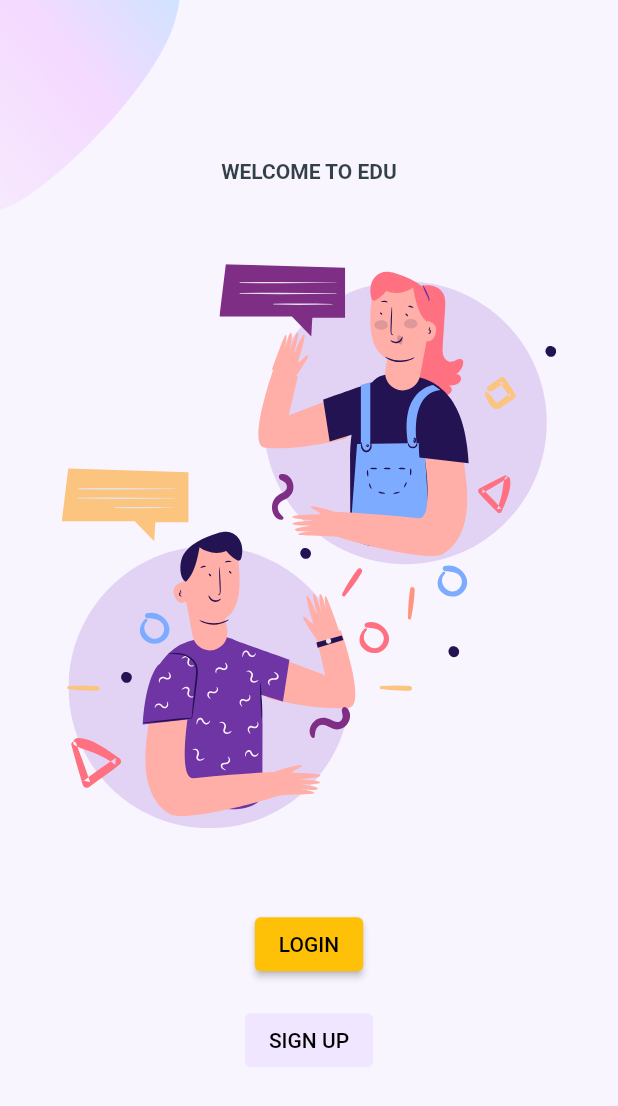
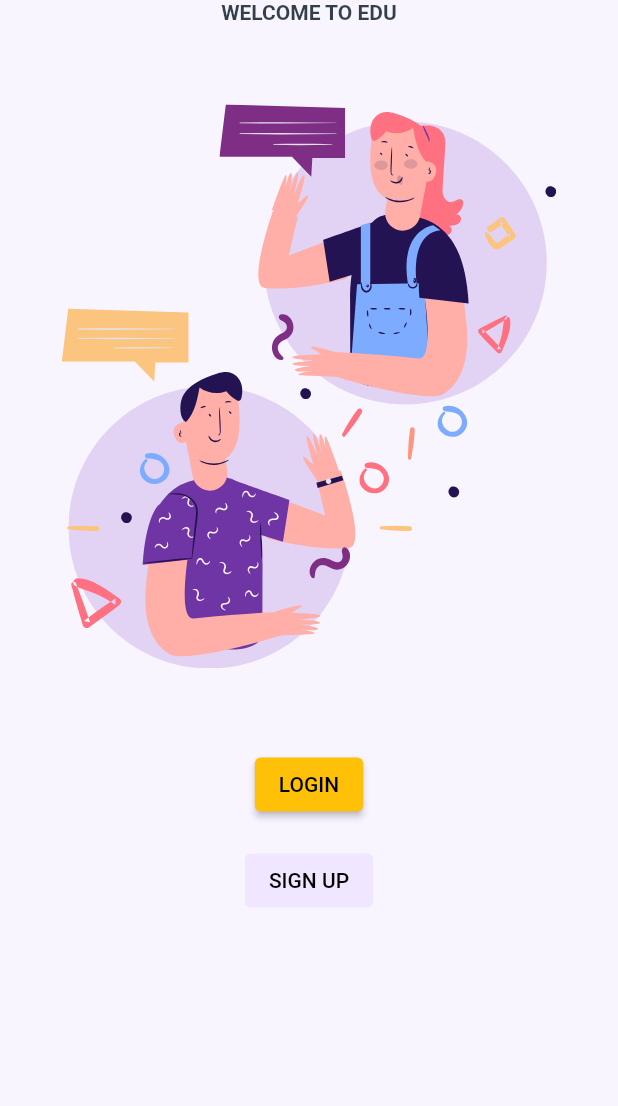
Before and after one commit to asteadhh/DerechoInteligente, a Flutter app: the screen it shows after launch, on a phone screen of 412 x 824 dp. Shown: the top 1106 px of the screen. Run offline on Flutter 3.47's test engine with Material 2 defaults, Android fonts, the phone set to English and light mode, and no system bars; our stand-ins replace data_table_2, firebase_analytics, firebase_core, firebase_crashlytics, firebase_messaging, fl_chart and 4 more; accounts and stored records are empty; Roboto replaces fonts that are missing (OpenSans); project files that could hold a hidden picture were left out.

Commit message:
runner macos

```diff
--- a/lib/screens/Welcome/welcome_screen.dart
+++ b/lib/screens/Welcome/welcome_screen.dart
@@ -12,10 +12,18 @@ class WelcomeScreen extends StatelessWidget {
   @override
   Widget build(BuildContext context) {
     return Background(
-      child: SingleChildScrollView(
       child: SafeArea(
         child: Responsive(
-            desktop: Row(
+          desktop: Column(
+            children: [
+              Padding(
+                padding: const EdgeInsets.symmetric(
+                  horizontal: 30,
+                ),
+                child: MenuLandingPage(),
+              ),
+              SingleChildScrollView(
+                child: Row(
                   mainAxisAlignment: MainAxisAlignment.end,
                   children: [
                     Expanded(
@@ -34,7 +42,14 @@ class WelcomeScreen extends StatelessWidget {
                     ),
                   ],
                 ),
-            mobile: MobileWelcomeScreen(),
+              ),
+            ],
+          ),
+          mobile: Scaffold(
+            // drawer: ,
+            body: SingleChildScrollView(
+              child: MobileWelcomeScreen(),
+            ),
           ),
         ),
       ),
--- a/lib/screens/main/components/side_menu.dart
+++ b/lib/screens/main/components/side_menu.dart
@@ -1,8 +1,8 @@
 import 'package:flutter/material.dart';
 import 'package:flutter_svg/flutter_svg.dart';
 
-class SideMenu extends StatelessWidget {
-  const SideMenu({
+class SideMenuPlatform extends StatelessWidget {
+  const SideMenuPlatform({
     Key? key,
   }) : super(key: key);
 
--- a/lib/screens/main/main_screen.dart
+++ b/lib/screens/main/main_screen.dart
@@ -1,6 +1,5 @@
 import 'package:flutter/material.dart';
 import 'package:get/get_state_manager/get_state_manager.dart';
-import 'package:provider/provider.dart';
 
 import 'components/side_menu.dart';
 import '/controllers/MenuController.dart';
@@ -12,7 +11,7 @@ class MainScreen extends GetView<MenuController> {
   Widget build(BuildContext context) {
     return Scaffold(
       // key: context.read<MenuController>().scaffoldKey,
-      drawer: SideMenu(),
+      drawer: SideMenuPlatform(),
       body: SafeArea(
         child: Row(
           crossAxisAlignment: CrossAxisAlignment.start,
@@ -22,7 +21,7 @@ class MainScreen extends GetView<MenuController> {
               Expanded(
                 // default flex = 1
                 // and it takes 1/6 part of the screen
-                child: SideMenu(),
+                child: SideMenuPlatform(),
                 // child: Container(),
               ),
             Expanded(
```
Also changed, not shown: 1 other file. Lines whose indentation alone changed are shown as unchanged.
